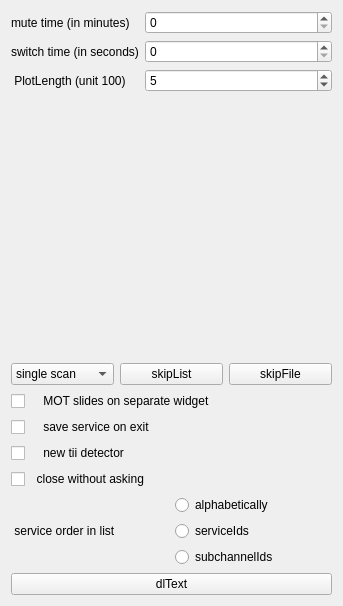
First picture: the form in forms/config-helper.ui, repository JvanKatwijk/qt-dab, before the edit.
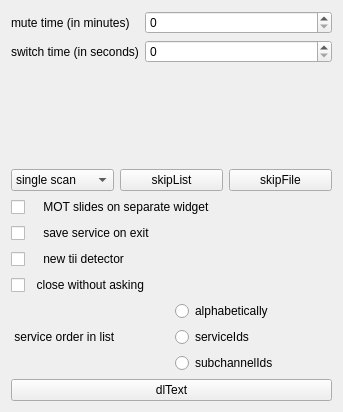
Second picture: the form after the edit. Custom widgets are drawn as their Qt base class.

Patch:
```diff
--- a/forms/config-helper.ui
+++ b/forms/config-helper.ui
@@ -7,7 +7,7 @@
     <x>0</x>
     <y>0</y>
     <width>343</width>
-    <height>606</height>
+    <height>412</height>
    </rect>
   </property>
   <property name="windowTitle">
@@ -44,26 +44,6 @@
        </property>
       </widget>
      </item>
-     <item row="2" column="0">
-      <widget class="QLabel" name="label_5">
-       <property name="text">
-        <string> PlotLength (unit 100)</string>
-       </property>
-      </widget>
-     </item>
-     <item row="2" column="1">
-      <widget class="smallSpinBox" name="plotLengthSetting">
-       <property name="minimum">
-        <number>1</number>
-       </property>
-       <property name="maximum">
-        <number>10</number>
-       </property>
-       <property name="value">
-        <number>5</number>
-       </property>
-      </widget>
-     </item>
     </layout>
    </item>
    <item>
```
